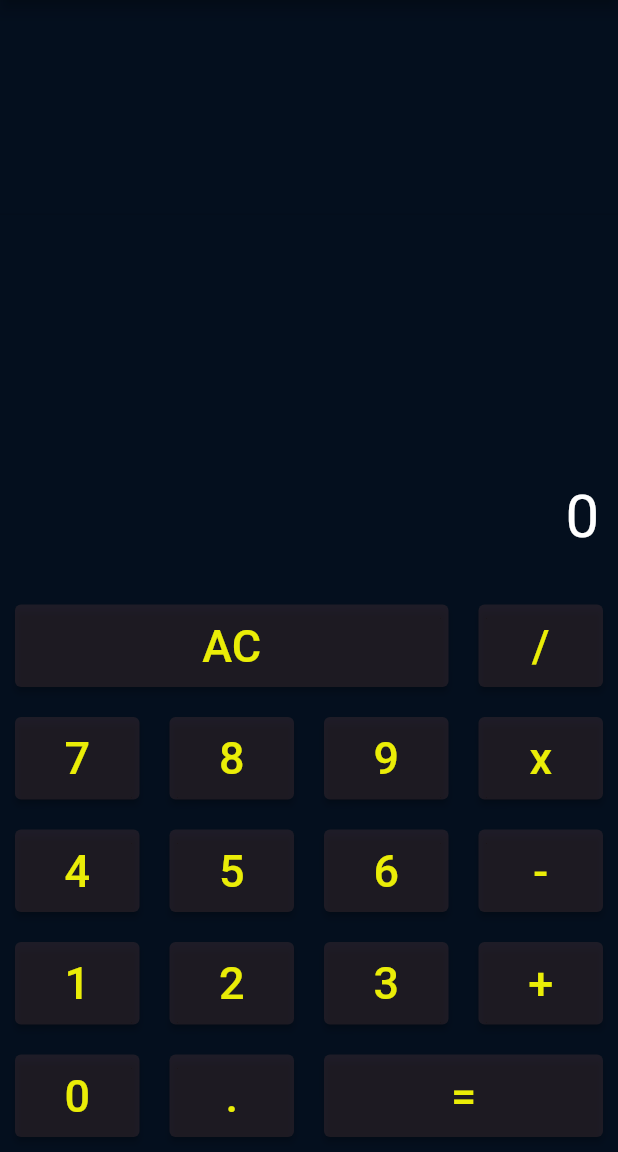
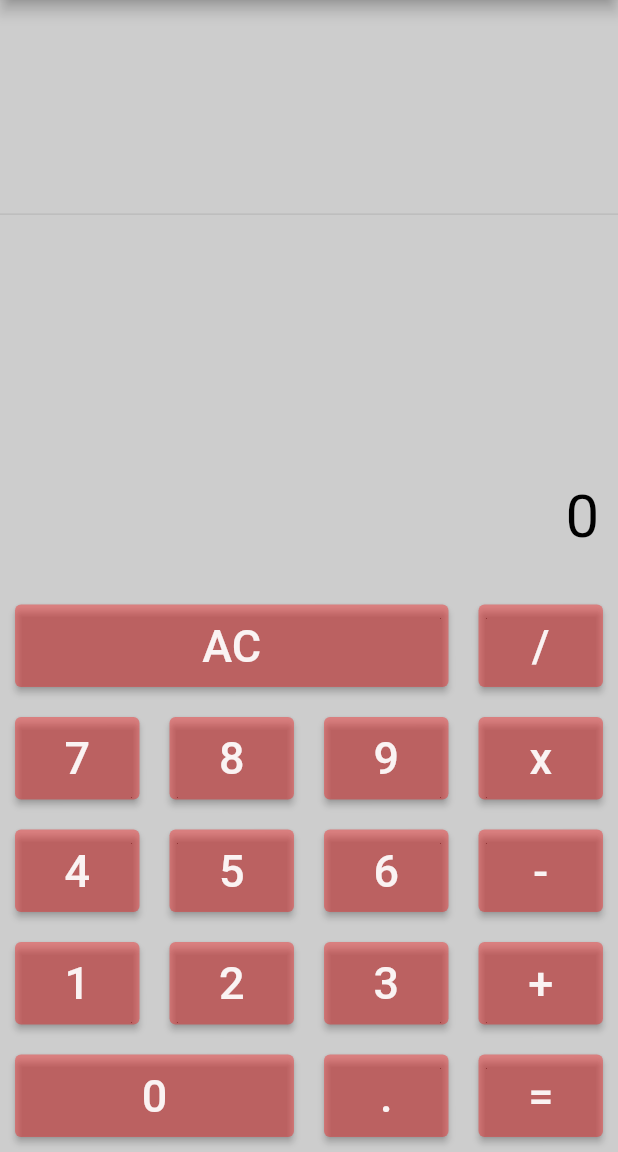
Before and after one commit to faridsantiago/Calculadora-flutter, a Flutter app: the screen it shows after launch, on a phone screen of 412 x 824 dp, the part 84-1236 px from its top. Run offline on Flutter 3.47's test engine with Material 2 defaults, Android fonts, the phone set to English and light mode, and no system bars.

Commit message:
cambio final

```diff
--- a/lib/pages/Logical.dart
+++ b/lib/pages/Logical.dart
@@ -33,7 +33,7 @@ class Mathlogical extends State<Operations>{
         margin: const EdgeInsets.all(10),
         child: ElevatedButton(
           style: ElevatedButton.styleFrom(
-            primary: const Color.fromARGB(62, 110, 72, 72)
+            primary: const Color.fromARGB(92, 255, 6, 6)
           ),
           onPressed: (){
             butonEdition(buttonValue);
@@ -47,7 +47,7 @@ class Mathlogical extends State<Operations>{
             child: Text(
               buttonValue,
               style: const TextStyle(
-                color: Color.fromARGB(235, 251, 255, 5),fontSize: 30)
+                color: Color.fromARGB(235, 255, 255, 255),fontSize: 30)
               ),
             ),
 
@@ -63,7 +63,7 @@ class Mathlogical extends State<Operations>{
 
     return Scaffold(
 
-      backgroundColor: const Color.fromARGB(255, 4, 15, 30),
+      backgroundColor: const Color.fromARGB(239, 202, 202, 202),
       appBar: AppBar(
         centerTitle: true,
         backgroundColor: const Color.fromARGB(255, 249, 16, 16),
@@ -84,7 +84,7 @@ class Mathlogical extends State<Operations>{
               history,
               style: const TextStyle(
                 fontSize: 20,
-                color: Color.fromARGB(255, 255, 255, 255)
+                color: Color.fromARGB(255, 0, 0, 0)
 
 
               ),
@@ -99,7 +99,7 @@ class Mathlogical extends State<Operations>{
               output,
               style: const TextStyle(
                 fontSize: 40,
-                color: Color.fromARGB(255, 255, 255, 255),
+                color: Color.fromARGB(255, 0, 0, 0),
               ),
             ),
           ),
@@ -109,42 +109,35 @@ class Mathlogical extends State<Operations>{
             children: [
               Row(
                 children: [
-                  buildbutton("AC", 3),
+                  buildbutton("AC",3),
                   buildbutton("/", 1)
                 ],
-              ),
-
-              Row(
+              ),Row(
                 children: [
-                  buildbutton("7", 1),
-                  buildbutton("8", 1),
-                  buildbutton("9", 1),
-                  buildbutton("x", 1),
+                  buildbutton("7", 2),
+                  buildbutton("8", 2),
+                  buildbutton("9", 2),
+                  buildbutton("x", 2),
                 ],
-              ),
-
-              Row(
+              ),Row(
                 children: [
-                  buildbutton("4", 1),
-                  buildbutton("5", 1),
-                  buildbutton("6", 1),
-                  buildbutton("-", 1),
+                  buildbutton("4", 2),
+                  buildbutton("5", 2),
+                  buildbutton("6", 2),
+                  buildbutton("-", 2),
                 ],
-              ),
-              Row(
+              ),Row(
                 children: [
-                  buildbutton("1", 1),
-                  buildbutton("2", 1),
-                  buildbutton("3", 1),
-                  buildbutton("+", 1),
+                  buildbutton("1", 2),
+                  buildbutton("2", 2),
+                  buildbutton("3", 2),
+                  buildbutton("+", 2),
                 ],
-              ),
-
-              Row(
+              ),Row(
               children: [
-                buildbutton("0", 1),
+                buildbutton("0", 2),
                 buildbutton(".", 1),
-                buildbutton("=", 2),
+                buildbutton("=", 1),
               ],
             ),
             ],
```
